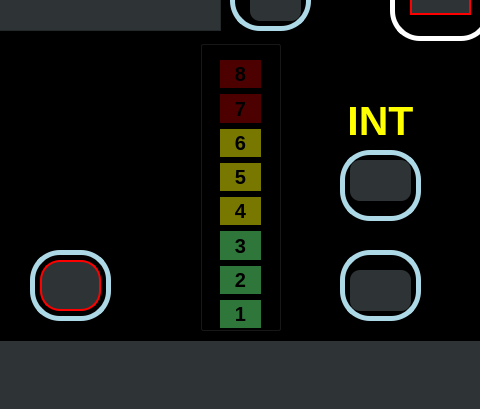
Before: the Qt Designer form Oasis/mainwindow.ui in AmnElDawla/OasisPro, drawn with Qt 5; both pictures show x 240 to 720 and y 170 to 579 of the 1428 by 579 pixel window.
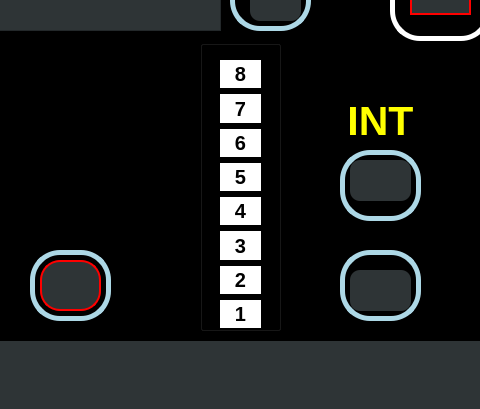
After: the same form once the commit is applied. Icons and pictures are not drawn.

Patch:
```diff
--- a/Oasis/mainwindow.ui
+++ b/Oasis/mainwindow.ui
@@ -87,14 +87,7 @@
           </font>
          </property>
          <property name="styleSheet">
-          <string notr="true">#ledEight{
-background-color: transparent;
-font-weight: 600;
-color: black;
-background-repeat: none;
-background: #4d0000;
-
-}</string>
+          <string notr="true">#ledEight { background-color: white; font-weight: 600; color: black; background-repeat: none; }</string>
          </property>
          <property name="text">
           <string>8</string>
@@ -114,14 +107,7 @@
           </font>
          </property>
          <property name="styleSheet">
-          <string notr="true">#ledSeven{
-background-color: transparent;
-font-weight: 600;
-color: black;
-background-repeat: none;
-background: #4d0000;
-
-}</string>
+          <string notr="true">#ledSeven { background-color: white; font-weight: 600; color: black; background-repeat: none; }</string>
          </property>
          <property name="text">
           <string>7</string>
@@ -141,14 +127,7 @@
           </font>
          </property>
          <property name="styleSheet">
-          <string notr="true">#ledSix{
-background-color: transparent;
-font-weight: 600;
-color: black;
-background-repeat: none;
-background: rgb(120, 120, 0);
-
-}</string>
+          <string notr="true">#ledSix { background-color: white; font-weight: 600; color: black; background-repeat: none; }</string>
          </property>
          <property name="text">
           <string>6</string>
@@ -168,14 +147,7 @@
           </font>
          </property>
          <property name="styleSheet">
-          <string notr="true">#ledFive{
-background-color: transparent;
-font-weight: 600;
-color: black;
-background-repeat: none;
-background: rgb(120, 120, 0);
-
-}</string>
+          <string notr="true">#ledFive { background-color: white; font-weight: 600; color: black; background-repeat: none; }</string>
          </property>
          <property name="text">
           <string>5</string>
@@ -195,14 +167,7 @@
           </font>
          </property>
          <property name="styleSheet">
-          <string notr="true">#ledFour{
-background-color: transparent;
-font-weight: 600;
-color: black;
-background-repeat: none;
-background: rgb(120, 120, 0);
-
-}</string>
+          <string notr="true">#ledFour { background-color: white; font-weight: 600; color: black; background-repeat: none; }</string>
          </property>
          <property name="text">
           <string>4</string>
@@ -222,14 +187,7 @@
           </font>
          </property>
          <property name="styleSheet">
-          <string notr="true">#ledThree{
-background-color: transparent;
-font-weight: 600;
-color: black;
-background-repeat: none;
-background: #2e7639;
-
-}</string>
+          <string notr="true">#ledThree { background-color: white; font-weight: 600; color: black; background-repeat: none; }</string>
          </property>
          <property name="text">
           <string>3</string>
@@ -249,14 +207,7 @@
           </font>
          </property>
          <property name="styleSheet">
-          <string notr="true">#ledTwo{
-background-color: transparent;
-font-weight: 600;
-color: black;
-background-repeat: none;
-background: #2e7639;
-
-}</string>
+          <string notr="true">#ledTwo { background-color: white; font-weight: 600; color: black; background-repeat: none; }</string>
          </property>
          <property name="text">
           <string>2</string>
@@ -276,14 +227,7 @@
           </font>
          </property>
          <property name="styleSheet">
-          <string notr="true">#ledOne{
-background-color: transparent;
-font-weight: 600;
-color: black;
-background-repeat: none;
-background: #2e7639;
-
-}</string>
+          <string notr="true">#ledOne { background-color: white; font-weight: 600; color: black; background-repeat: none; }</string>
          </property>
          <property name="text">
           <string>1</string>
```
